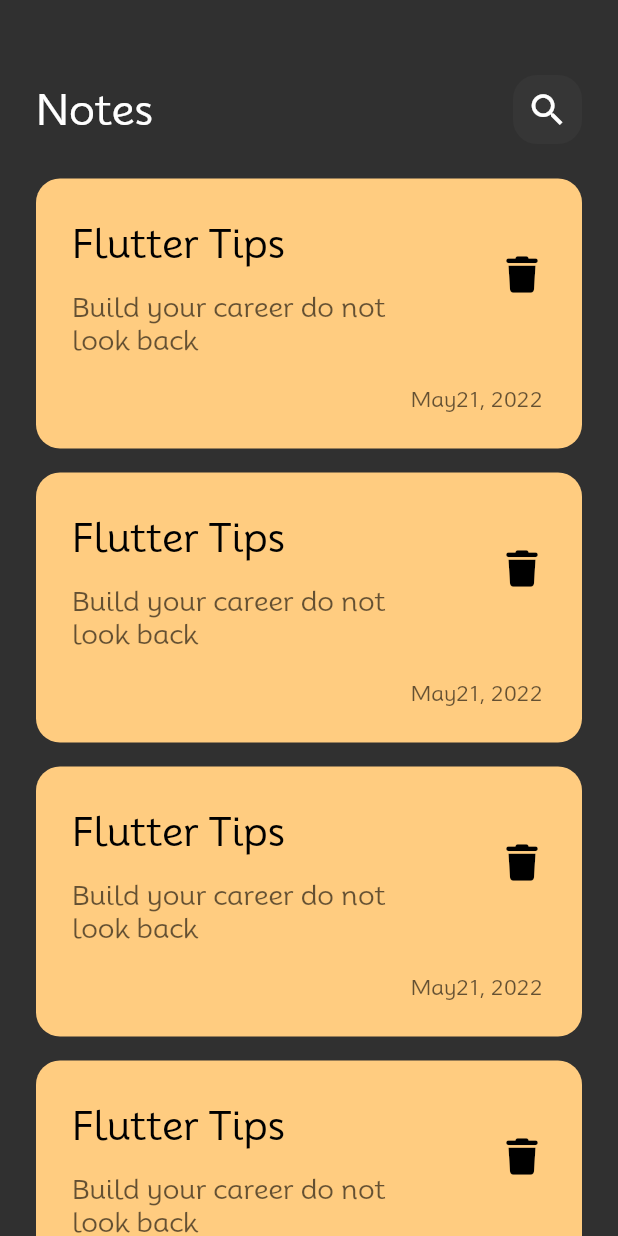
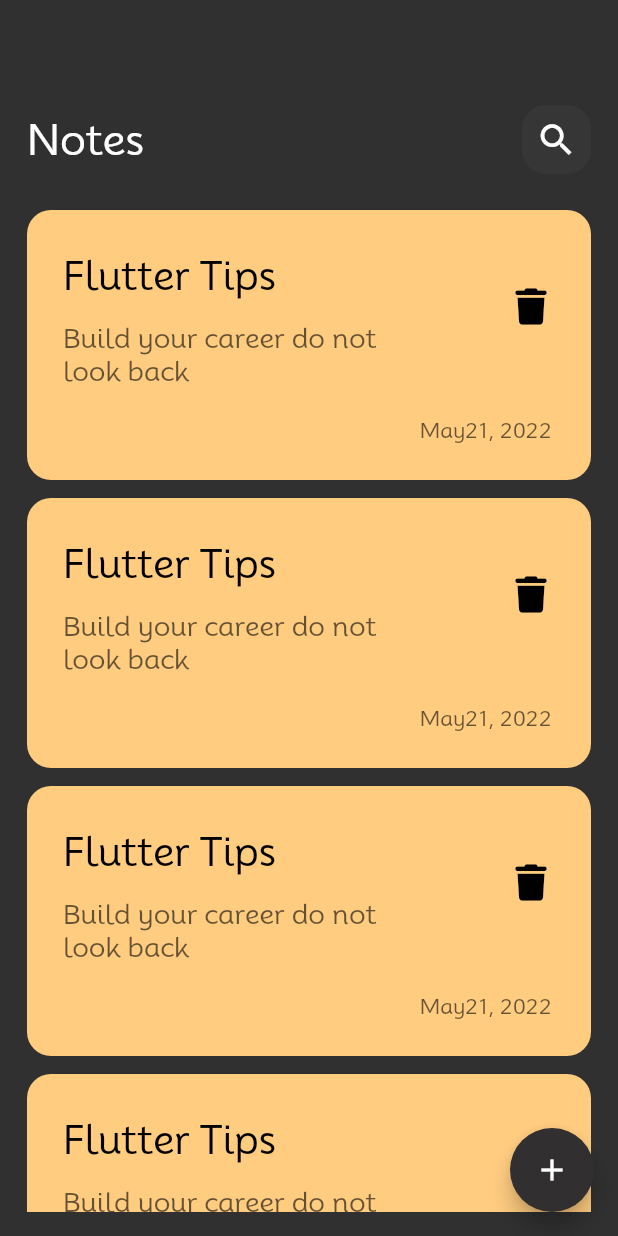
Before and after one commit to AbdelazizRayan/Notes-app, a Flutter app: the screen it shows after launch, on a phone screen of 412 x 824 dp. Run offline on Flutter 3.47's test engine with Material 2 defaults, Android fonts, the phone set to English and light mode, and no system bars; our stand-ins replace font_awesome_flutter.

```diff
--- /dev/null
+++ b/lib/Views/Widgets/add-note-button.dart
@@ -0,0 +1,13 @@
+import 'package:flutter/material.dart';
+
+
+class AddNote extends StatelessWidget {
+  const AddNote({super.key});
+
+  @override
+  Widget build(BuildContext context) {
+    return Container(
+
+    );
+  }
+}
--- a/lib/Views/Widgets/custom-list-view.dart
+++ b/lib/Views/Widgets/custom-list-view.dart
@@ -6,11 +6,16 @@ class NotesListView extends StatelessWidget {
 
   @override
   Widget build(BuildContext context) {
-    return ListView.builder(itemBuilder: (context, index) {
-      return const Padding(
-        padding: EdgeInsets.symmetric(vertical: 8),
-        child: CustomNoteCard(),
-      );
-    });
+    return Padding(
+      padding: const EdgeInsets.symmetric(vertical: 16),
+      child: ListView.builder(
+          padding: EdgeInsets.zero,
+          itemBuilder: (context, index) {
+            return const Padding(
+              padding: EdgeInsets.only(bottom: 4),
+              child: CustomNoteCard(),
+            );
+          }),
+    );
   }
 }
--- a/lib/Views/Widgets/custom-note-card.dart
+++ b/lib/Views/Widgets/custom-note-card.dart
@@ -6,8 +6,11 @@ class CustomNoteCard extends StatelessWidget {
 
   @override
   Widget build(BuildContext context) {
-    return Container(
-      padding: const EdgeInsets.only(left: 24, top: 24, bottom: 24, right: 16),
+    return Padding(
+      padding: const EdgeInsets.only(top: 8),
+      child: Container(
+        padding:
+            const EdgeInsets.only(left: 24, top: 24, bottom: 24, right: 16),
         decoration: BoxDecoration(
           color: const Color(0xffffcc80),
           borderRadius: BorderRadius.circular(16),
@@ -58,6 +61,7 @@ class CustomNoteCard extends StatelessWidget {
             )
           ],
         ),
+      ),
     );
   }
 }
--- a/lib/Views/Widgets/notes-view-body.dart
+++ b/lib/Views/Widgets/notes-view-body.dart
@@ -1,7 +1,6 @@
 import 'package:flutter/material.dart';
 import 'package:notes/Views/Widgets/custom-app-bar.dart';
 import 'package:notes/Views/Widgets/custom-list-view.dart';
-import 'package:notes/Views/Widgets/custom-note-card.dart';
 
 class NotesViewBody extends StatelessWidget {
   const NotesViewBody({super.key});
@@ -9,16 +8,15 @@ class NotesViewBody extends StatelessWidget {
   @override
   Widget build(BuildContext context) {
     return const Padding(
-      padding: EdgeInsets.symmetric(horizontal: 24),
+      padding: EdgeInsets.symmetric(
+        horizontal: 18,
+      ),
       child: Column(
         children: [
           SizedBox(
-            height: 50,
+            height: 70,
           ),
           CustomAppBar(),
-          SizedBox(
-            height: 15,
-          ),
           Expanded(child: NotesListView()),
         ],
       ),
--- a/lib/Views/notes-view.dart
+++ b/lib/Views/notes-view.dart
@@ -1,4 +1,5 @@
 import 'package:flutter/material.dart';
+import 'package:notes/Views/Widgets/add-note-button.dart';
 import 'package:notes/Views/Widgets/notes-view-body.dart';
 
 class NotesView extends StatelessWidget {
@@ -6,8 +7,22 @@ class NotesView extends StatelessWidget {
 
   @override
   Widget build(BuildContext context) {
-    return const Scaffold(
-      body: NotesViewBody(),
+    return Scaffold(
+      floatingActionButton: FloatingActionButton(
+        backgroundColor: Color.fromARGB(255, 49, 47, 47),
+        onPressed: () {
+          showModalBottomSheet(
+              context: context,
+              builder: (context) {
+                return const AddNote();
+              });
+        },
+        child: const Icon(
+          Icons.add,
+          color: Colors.white,
+        ),
+      ),
+      body: const NotesViewBody(),
     );
   }
 }
```
Lines whose indentation alone changed are shown as unchanged.
